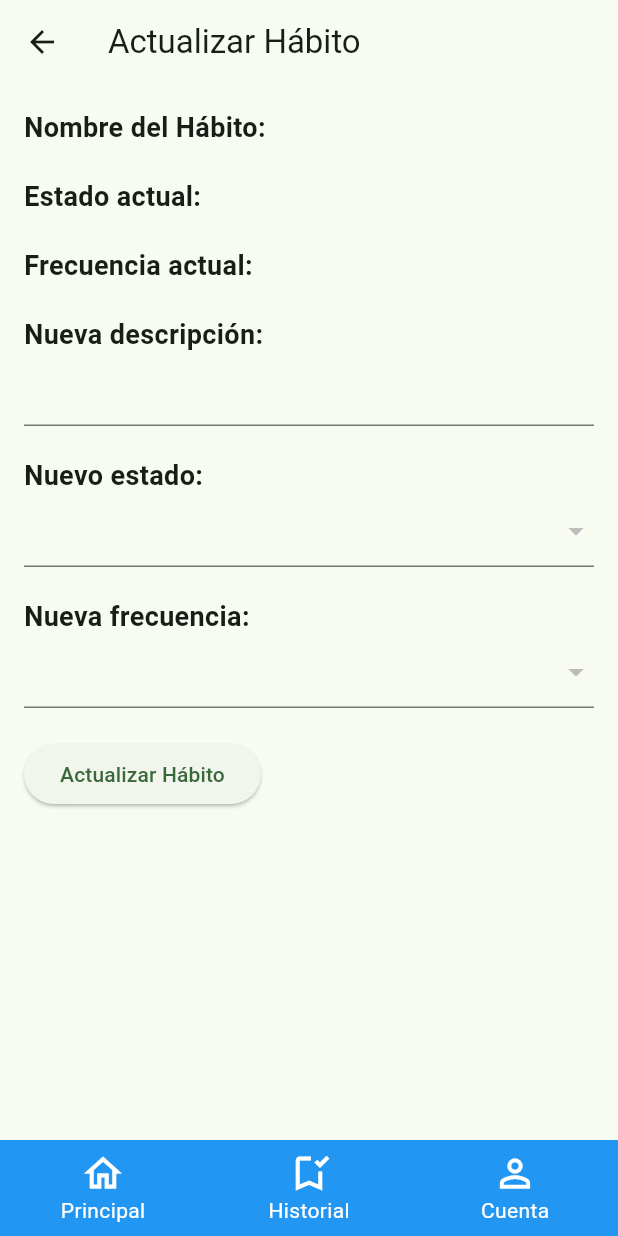
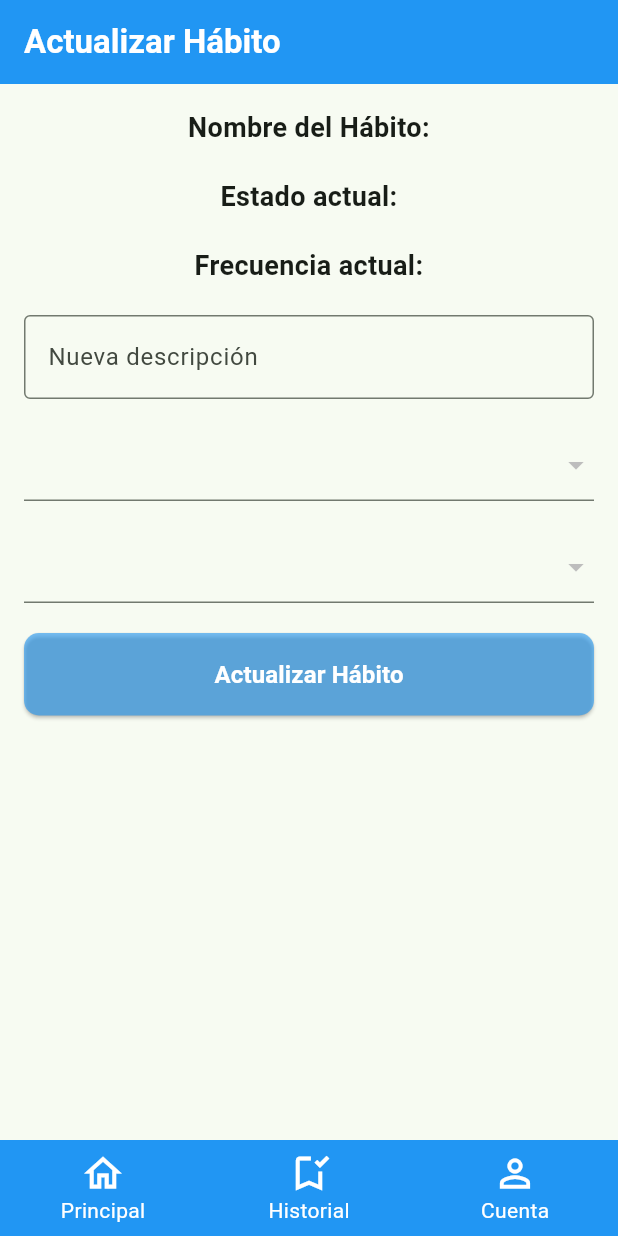
Before and after one commit to Arimagod/proyectoFlutter, a Flutter app: the UpdateHabitPage screen opened directly with empty values, on a phone screen of 412 x 824 dp. Run offline on Flutter 3.47's test engine with Material 3 defaults, Android fonts, the phone set to English and light mode, and no system bars; our stand-ins replace shared_preferences; accounts and stored records are empty; network calls fail.

Commit message:
Aplicacion terminada completamente

```diff
--- a/lib/HomePage.dart
+++ b/lib/HomePage.dart
@@ -54,11 +54,11 @@ class HomePage extends StatelessWidget {
           ),
           BottomNavigationBarItem(
             icon: Icon(
-              Icons.edit,
+              Icons.edit_document,
               size: 30,
               color: Colors.white,
             ),
-            label: "Editar Hábito",
+            label: "Editar nombre de hábito",
           ),
 
           BottomNavigationBarItem(
--- a/lib/screens/habits/UpdateHabitPage.dart
+++ b/lib/screens/habits/UpdateHabitPage.dart
@@ -4,7 +4,6 @@ import 'package:flutter/material.dart';
 import 'package:http/http.dart' as http;
 import 'package:proyecto/HomePage.dart';
 import 'package:proyecto/models/Habit.dart';
-import 'package:proyecto/screens/habits/CreateHabitPage.dart';
 import 'package:proyecto/screens/habits/HabitDetail.dart';
 import 'package:proyecto/screens/login/AuthService.dart';
 import 'package:proyecto/screens/users/UserProfile.dart';
@@ -21,7 +20,7 @@ class UpdateHabitPage extends StatefulWidget {
 class _UpdateHabitPageState extends State<UpdateHabitPage> {
   late String _newStatusId;
   late String _newFrequencyId;
-  TextEditingController _newDescriptionController = TextEditingController(); // Controlador para el nuevo campo de texto de descripción
+  TextEditingController _newDescriptionController = TextEditingController();
   List<dynamic>? _statusOptions;
   List<dynamic>? _frequencyOptions;
 
@@ -34,7 +33,7 @@ class _UpdateHabitPageState extends State<UpdateHabitPage> {
     _newFrequencyId = widget.habit.frequency.id.toString();
     _getStatusOptions();
     _getFrequencyOptions();
-    _newDescriptionController.text = widget.habit.description; // Establece la descripción actual como valor inicial del nuevo campo de texto
+    _newDescriptionController.text = widget.habit.description;
   }
 
   Future<void> _getStatusOptions() async {
@@ -62,7 +61,7 @@ class _UpdateHabitPageState extends State<UpdateHabitPage> {
         Uri.parse('http://127.0.0.1:8000/api/habits/update'),
         body: {
           "id": widget.habit.id.toString(),
-          "description": _newDescriptionController.text, // Utiliza el valor del nuevo campo de texto para la descripción
+          "description": _newDescriptionController.text,
           "user_id": userId,
           "habit_type_id": widget.habit.habitType.id.toString(),
           "frequency_id": _newFrequencyId.toString(),
@@ -86,36 +85,50 @@ class _UpdateHabitPageState extends State<UpdateHabitPage> {
   Widget build(BuildContext context) {
     return Scaffold(
       appBar: AppBar(
-        title: Text('Actualizar Hábito'),
+        automaticallyImplyLeading: false,
+        backgroundColor: Colors.blue,
+        title: const Text(
+          'Actualizar Hábito',
+          style: TextStyle(
+            fontWeight: FontWeight.bold,
+            color: Colors.white,
           ),
-      body: Padding(
+        ),
+      ),
+      body: SingleChildScrollView(
+        child: Center(
+          child: Container(
             padding: EdgeInsets.all(16.0),
             child: Form(
               key: _formKey,
               child: Column(
-            crossAxisAlignment: CrossAxisAlignment.start,
+                mainAxisAlignment: MainAxisAlignment.center,
+                crossAxisAlignment: CrossAxisAlignment.stretch,
                 children: [
                   Text(
                     'Nombre del Hábito: ${widget.habit.habitType.type}',
                     style: TextStyle(fontSize: 18.0, fontWeight: FontWeight.bold),
+                    textAlign: TextAlign.center,
                   ),
                   SizedBox(height: 20.0),
                   Text(
                     'Estado actual: ${widget.habit.status.status}',
                     style: TextStyle(fontSize: 18.0, fontWeight: FontWeight.bold),
+                    textAlign: TextAlign.center,
                   ),
                   SizedBox(height: 20.0),
                   Text(
                     'Frecuencia actual: ${widget.habit.frequency.frequency}',
                     style: TextStyle(fontSize: 18.0, fontWeight: FontWeight.bold),
+                    textAlign: TextAlign.center,
                   ),
                   SizedBox(height: 20.0),
-              Text(
-                'Nueva descripción:',
-                style: TextStyle(fontSize: 18.0, fontWeight: FontWeight.bold),
+                  TextFormField(
+                    controller: _newDescriptionController,
+                    decoration: InputDecoration(
+                      labelText: 'Nueva descripción',
+                      border: OutlineInputBorder(),
                     ),
-              TextFormField(
-                controller: _newDescriptionController, // Asigna el controlador al campo de texto
                     validator: (value) {
                       if (value == null || value.isEmpty) {
                         return 'Por favor ingresa una descripción';
@@ -124,10 +137,6 @@ class _UpdateHabitPageState extends State<UpdateHabitPage> {
                     },
                   ),
                   SizedBox(height: 20.0),
-              Text(
-                'Nuevo estado:',
-                style: TextStyle(fontSize: 18.0, fontWeight: FontWeight.bold),
-              ),
                   DropdownButtonFormField<String>(
                     value: _newStatusId,
                     onChanged: (String? newValue) {
@@ -150,10 +159,6 @@ class _UpdateHabitPageState extends State<UpdateHabitPage> {
                     },
                   ),
                   SizedBox(height: 20.0),
-              Text(
-                'Nueva frecuencia:',
-                style: TextStyle(fontSize: 18.0, fontWeight: FontWeight.bold),
-              ),
                   DropdownButtonFormField<String>(
                     value: _newFrequencyId,
                     onChanged: (String? newValue) {
@@ -178,9 +183,25 @@ class _UpdateHabitPageState extends State<UpdateHabitPage> {
                   SizedBox(height: 20.0),
                   ElevatedButton(
                     onPressed: updateHabit,
-                child: Text('Actualizar Hábito'),
+                    style: ElevatedButton.styleFrom(
+                      primary: Colors.blue.withOpacity(0.6),
+                      padding: EdgeInsets.symmetric(vertical: 16.0),
+                      shape: RoundedRectangleBorder(
+                        borderRadius: BorderRadius.circular(10.0),
+                      ),
+                    ),
+                    child: Text(
+                      'Actualizar Hábito',
+                      style: TextStyle(
+                        fontSize: 16.0,
+                        fontWeight: FontWeight.bold,
+                        color: Colors.white,
+                      ),
+                    ),
                   ),
                 ],
+              ),
+            ),
           ),
         ),
       ),
--- a/lib/screens/habits/UpdateHabitTypeForm.dart
+++ b/lib/screens/habits/UpdateHabitTypeForm.dart
@@ -3,7 +3,6 @@ import 'package:http/http.dart' as http;
 import 'dart:convert';
 
 import 'package:proyecto/HomePage.dart';
-import 'package:proyecto/screens/habits/CreateHabitPage.dart';
 import 'package:proyecto/screens/habits/HabitDetail.dart';
 import 'package:proyecto/screens/login/AuthService.dart';
 import 'package:proyecto/screens/users/UserProfile.dart';
```
Lines whose indentation alone changed are shown as unchanged.
